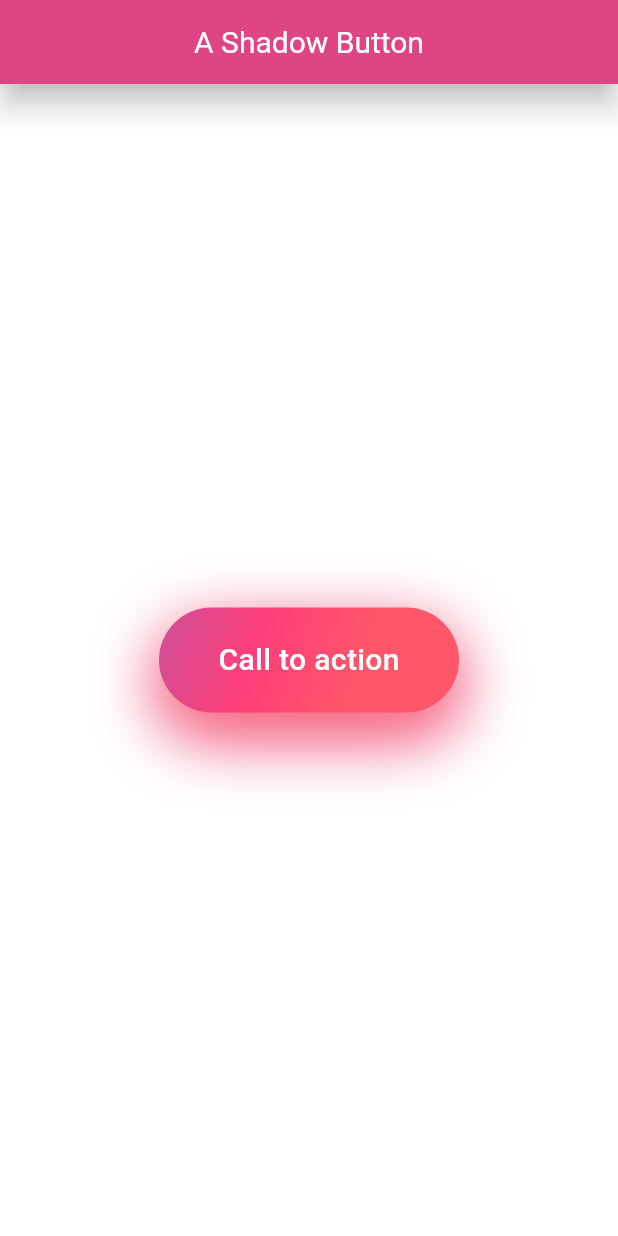
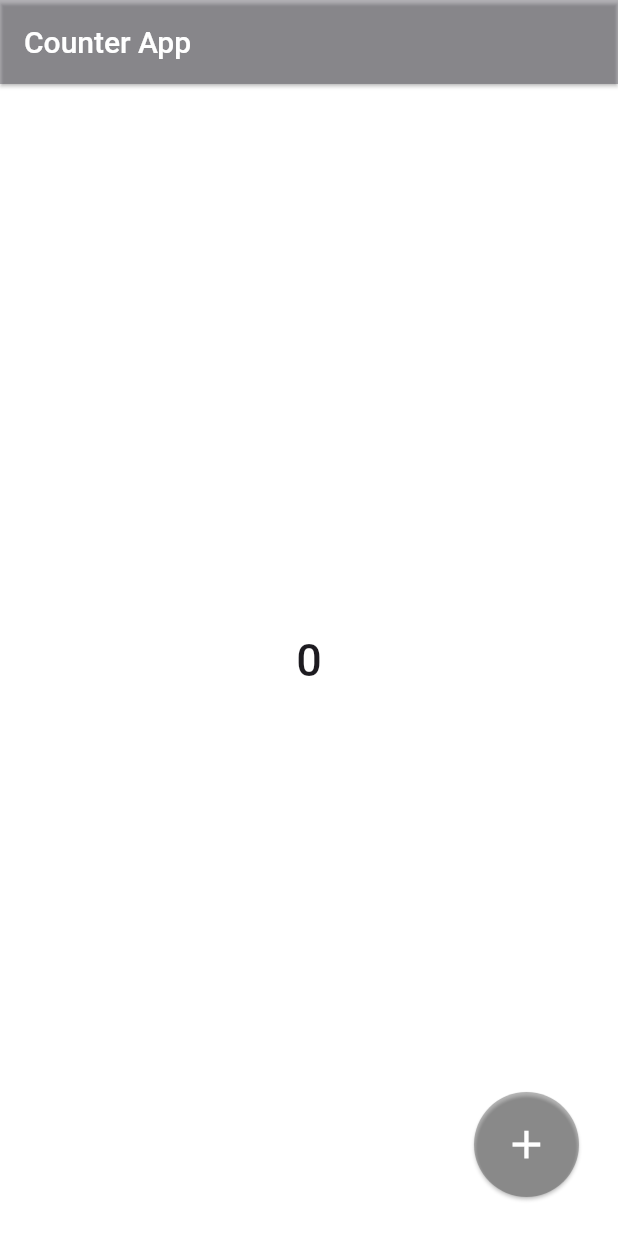
Before and after one commit to Zimil-Patel/e_commerce_tasks, a Flutter app: the screen it shows after launch, on a phone screen of 412 x 824 dp. Run offline on Flutter 3.47's test engine with Material 3 defaults, Android fonts, the phone set to English and light mode, and no system bars.

Commit message:
03-02-2024

```diff
--- /dev/null
+++ b/lib/Counter/CounterApp.dart
@@ -0,0 +1,61 @@
+
+import 'package:e_commerce_tasks/util/GlobalVariables.dart';
+import 'package:e_commerce_tasks/util/colors.dart';
+import 'package:flutter/material.dart';
+
+class CounterApp extends StatefulWidget {
+  const CounterApp({super.key});
+
+  @override
+  State<CounterApp> createState() => _CounterAppState();
+}
+
+class _CounterAppState extends State<CounterApp> {
+  @override
+  Widget build(BuildContext context) {
+    return MaterialApp(
+      theme: ThemeData(useMaterial3: true),
+      debugShowCheckedModeBanner: false,
+      home: Scaffold(
+        backgroundColor: Colors.white,
+
+        //appbar
+        appBar: AppBar(
+          backgroundColor: appBarColor,
+          elevation: 1,
+          shadowColor: Colors.black,
+          title: const Text('Counter App', style: TextStyle(fontSize: 20, fontWeight: FontWeight.w500, color: Colors.white),),
+        ),
+
+
+        //body of app
+        body: Center(
+          child: Text('$counter', style: const TextStyle(fontSize: 30, fontWeight: FontWeight.w500),),
+        ),
+
+        //floating action btn
+        floatingActionButton: Container(
+          height: 70,
+          width: 70,
+          margin: const EdgeInsets.only(right: 10, bottom: 10),
+          child: FittedBox(
+            child: FloatingActionButton(
+              onPressed: (){
+                setState(() {
+                  counter++;
+                });
+              },
+              shape:  const CircleBorder(),
+              backgroundColor: appBarColor,
+              elevation: 1,
+              focusElevation: 5,
+              splashColor: Colors.white.withOpacity(0.10),
+              child: const Icon(Icons.add, size: 25, color: Colors.white,),
+            ),
+          ),
+        )
+
+      ),
+    );
+  }
+}
--- a/lib/main.dart
+++ b/lib/main.dart
@@ -13,6 +13,7 @@ import 'package:e_commerce_tasks/5.2/DarkShadow.dart';
 import 'package:e_commerce_tasks/5.2/GradientBtn.dart';
 import 'package:e_commerce_tasks/5.2/IndianFlag.dart';
 import 'package:e_commerce_tasks/5.2/LaunchButton.dart';
+import 'package:e_commerce_tasks/Counter/CounterApp.dart';
 import 'package:flutter/material.dart';
 import 'package:flutter/services.dart';
 
@@ -20,5 +21,5 @@ void main() {
   // SystemChrome.setSystemUIOverlayStyle(const SystemUiOverlayStyle(
   //   statusBarColor: Colors.red,
   // ));
-  runApp(const CssGradient());
+  runApp(const CounterApp());
 }
--- /dev/null
+++ b/lib/util/GlobalVariables.dart
@@ -0,0 +1 @@
+var counter = 0;
--- /dev/null
+++ b/lib/util/colors.dart
@@ -0,0 +1,3 @@
+import 'package:flutter/material.dart';
+
+var appBarColor = Colors.black26;
```
